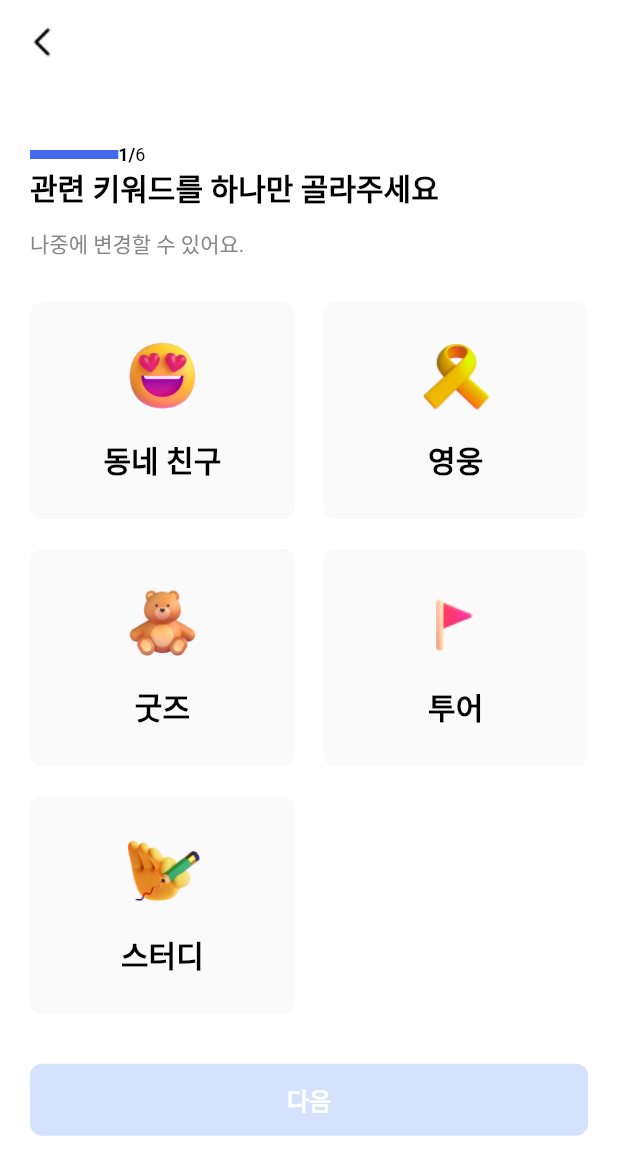
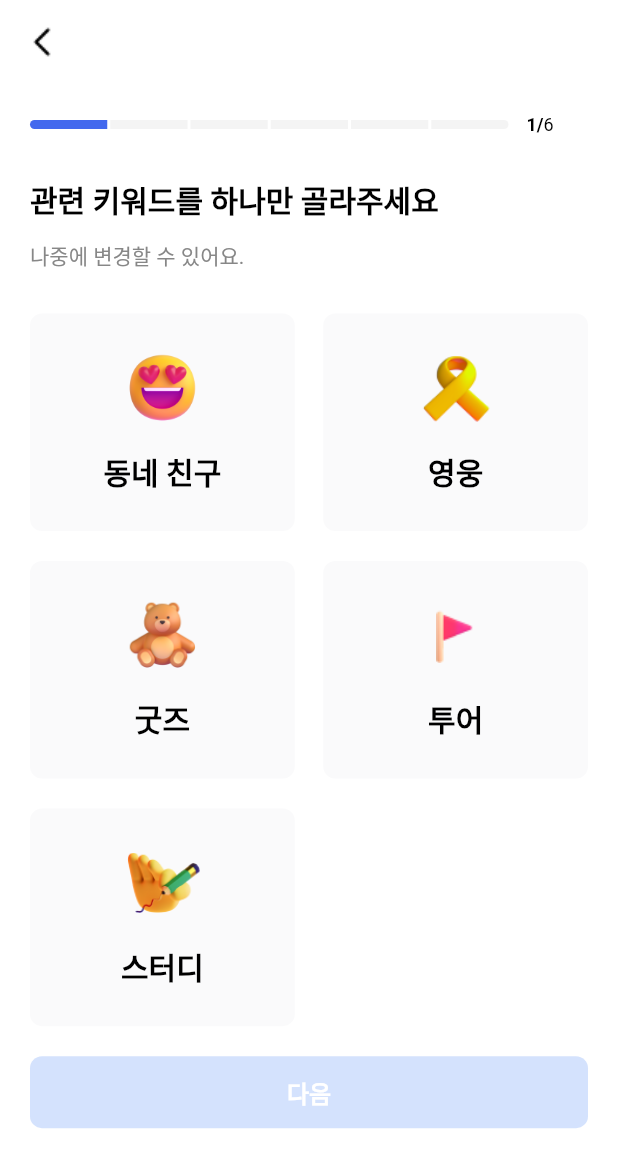
Before and after one commit to AlwaysFighting/Seniorgy-App-Services, a Flutter app: the CreateRoomSettings screen opened directly, on a phone screen of 412 x 824 dp. Shown: the top 1175 px of the screen. Run offline on Flutter 3.47's test engine with Material 2 defaults, Android fonts, the phone set to English and light mode, and no system bars; our stand-ins replace firebase_auth, firebase_core, google_sign_in; accounts and stored records are empty.

Commit message:
Feeat: 프로그래스바까지 완료

```diff
--- a/Frontend/lib/meeting/views/create_rooms.dart
+++ b/Frontend/lib/meeting/views/create_rooms.dart
@@ -39,38 +39,59 @@ class _CreateRoomSettingsState extends State<CreateRoomSettings> {
         elevation: 0,
       ),
       body: Padding(
-        padding: const EdgeInsets.only(top: 40, left: 20.0, right: 20.0),
+        padding: const EdgeInsets.only(top: 20, left: 20.0, right: 20.0),
         child: SingleChildScrollView(
           child: Column(
             crossAxisAlignment: CrossAxisAlignment.start,
             children: [
+              SizedBox(
+                width: MediaQuery.of(context).size.width,
+                child: Row(
+                  children: [
                     Row(
-                children: [
-                  Column(
-                    children: [
-                      Container(
-                        width: MediaQuery.of(context).size.width / 7,
+                      children: List.generate(
+                        6,
+                            (index) => Padding(
+                              padding: const EdgeInsets.only(right: 2),
+                              child: Container(
+                          width: MediaQuery.of(context).size.width / 8,
                           height: 6,
-                        color: mainColor,
+                          decoration: BoxDecoration(
+                              color: index == 0 ? mainColor : const Color(0xFFF4F4F4),
+                              borderRadius: BorderRadius.only(
+                                topLeft: Radius.circular(index == 0 ? 8 : 0),
+                                bottomLeft: Radius.circular(index == 0 ? 8 : 0),
+                                topRight: Radius.circular(index == 5 ? 8 : 0),
+                                bottomRight: Radius.circular(index == 5 ? 8 : 0),
                               ),
-                    ],
                           ),
+                        ),
+                            ),
+                      ),
+                    ),
+                    const SizedBox(width: 10.0),
                     Row(
                       children: [
                         Text(
                           "1/",
                           style: titleTextStyle.copyWith(
-                            fontWeight: FontWeight.w600, fontSize: 12.0),
+                            fontWeight: FontWeight.w600,
+                            fontSize: 12.0,
+                          ),
                         ),
                         Text(
                           "6",
                           style: titleTextStyle.copyWith(
-                            fontWeight: FontWeight.w400, fontSize: 12.0),
+                            fontWeight: FontWeight.w400,
+                            fontSize: 12.0,
+                          ),
                         ),
                       ],
                     )
                   ],
                 ),
+              ),
+              const SizedBox(height: 28.0),
               Text("관련 키워드를 하나만 골라주세요", style: titleTextStyle),
               const SizedBox(height: 12.0),
               Text("나중에 변경할 수 있어요.", style: subTextStyle),
@@ -122,7 +143,7 @@ class _CreateRoomSettingsState extends State<CreateRoomSettings> {
                   );
                 }),
               ),
-              const SizedBox(height: 33.0),
+              const SizedBox(height: 20.0),
               SizedBox(
                 height: 48,
                 width: double.infinity,
```
Lines whose indentation alone changed are shown as unchanged.
